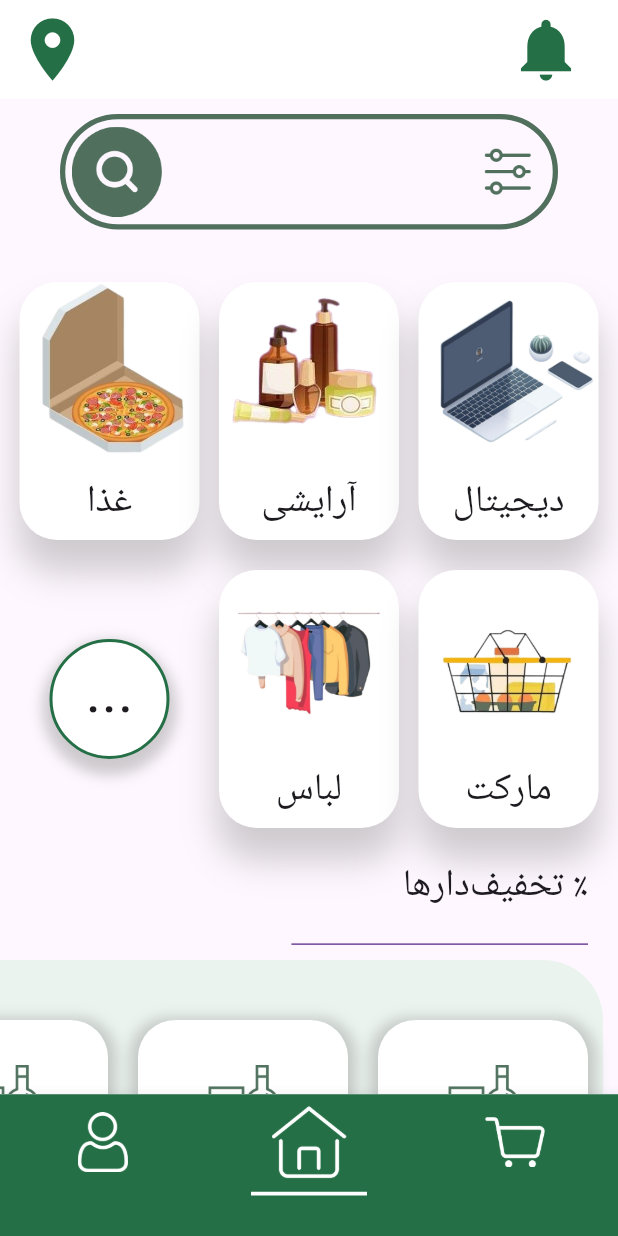
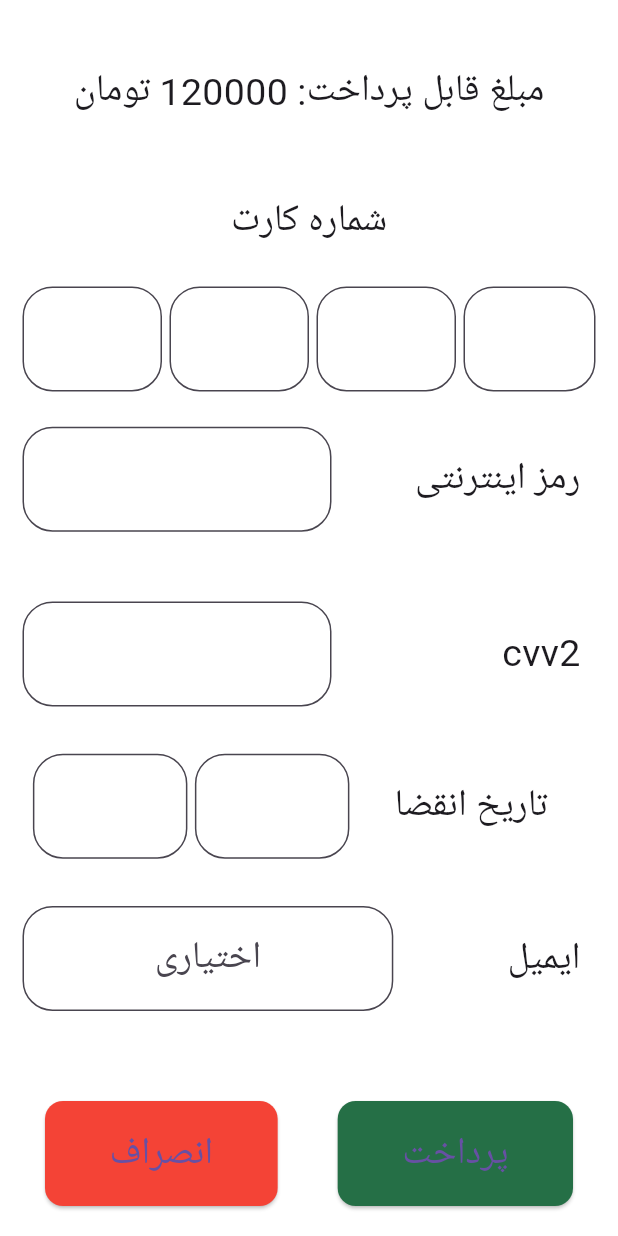
Before and after one commit to MohammadHuseyn/blink, a Flutter app: the screen it shows after launch, on a phone screen of 412 x 824 dp. Run offline on Flutter 3.47's test engine with Material 3 defaults, Android fonts, the phone set to English and light mode, and no system bars; our stand-ins replace flutter_map, flutter_native_splash, latlong2; Roboto replaces fonts that are missing (shabnam).

Commit message:
payment page done / some bug fixed / signup page connected successfully to back

```diff
--- a/lib/global.dart
+++ b/lib/global.dart
@@ -4,8 +4,8 @@ import 'package:blink/classes/store.dart';
 import 'package:http/http.dart' as http;
 
 
-var url ='http://10.0.2.2:8000';
-// var url ='http://192.168.1.3:8000';
+// var url ='http://10.0.2.2:8000';
+var url ='http://192.168.1.3:8000';
 var token = "";
 var tokenbool = false;
 List<Item> card = [];
--- a/lib/main.dart
+++ b/lib/main.dart
@@ -2,6 +2,7 @@ import 'package:blink/pages/Chat.dart';
 import 'package:blink/pages/Home.dart';
 import 'package:blink/pages/Login.dart';
 import 'package:blink/pages/OrderSubmitted.dart';
+import 'package:blink/pages/Payment.dart';
 import 'package:blink/pages/Signup.dart';
 import 'package:flutter/material.dart';
 
@@ -38,6 +39,6 @@ class _MyHomePageState extends State<MyHomePage> {
   @override
   Widget build(BuildContext context) {
     FlutterNativeSplash.remove();
-    return Home();
+    return PaymentPage(sum: "120000",);
   }
 }
--- a/lib/pages/Home.dart
+++ b/lib/pages/Home.dart
@@ -21,10 +21,10 @@ class Home extends StatefulWidget {
 var _currentIndex = 1;
 List<Store> stores = [
   Store(id: "1", name: "baq gilas", longitude: 12554, latitude: 98455),
-  Store(id: "1", name: "baq gilas", longitude: 12554, latitude: 98455),
-  Store(id: "1", name: "baq gilas", longitude: 12554, latitude: 98455),
-  Store(id: "1", name: "baq gilas", longitude: 12554, latitude: 98455),
-  Store(id: "1", name: "baq gilas", longitude: 12554, latitude: 98455)
+  // Store(id: "1", name: "baq gilas", longitude: 12554, latitude: 98455),
+  // Store(id: "1", name: "baq gilas", longitude: 12554, latitude: 98455),
+  // Store(id: "1", name: "baq gilas", longitude: 12554, latitude: 98455),
+  // Store(id: "1", name: "baq gilas", longitude: 12554, latitude: 98455)
 ];
 
 class _HomeState extends State<Home> {
@@ -1137,6 +1137,14 @@ class _HomeState extends State<Home> {
       });
     });
   }
+  sendcart() async {
+    // print("TOKEN" + global.token)
+    var res = global.postRequest(
+        {
+
+        }, "/sendcart/");
+    Map<String, dynamic> data = await res;
+  }
 
   prodcut() {
     return Padding(
--- a/lib/pages/Login.dart
+++ b/lib/pages/Login.dart
@@ -11,12 +11,12 @@ class Login extends StatefulWidget {
   @override
   State<Login> createState() => _LoginState();
 }
+var username = TextEditingController();
+var password = TextEditingController();
 
 class _LoginState extends State<Login> {
   @override
   Widget build(BuildContext context) {
-    TextEditingController? username = new TextEditingController();
-    TextEditingController? password = new TextEditingController();
     return Scaffold(
       bottomNavigationBar: Padding(
         padding: EdgeInsets.symmetric(vertical: 20, horizontal: 20),
--- /dev/null
+++ b/lib/pages/Payment.dart
@@ -0,0 +1,359 @@
+import 'package:flutter/cupertino.dart';
+import 'package:flutter/material.dart';
+
+class PaymentPage extends StatefulWidget {
+  PaymentPage({super.key, required this.sum});
+  String sum;
+
+  @override
+  State<PaymentPage> createState() => _PaymentPageState();
+}
+
+class _PaymentPageState extends State<PaymentPage> {
+  @override
+  Widget build(BuildContext context) {
+    return Scaffold(
+        bottomNavigationBar: Row(
+          mainAxisAlignment: MainAxisAlignment.center,
+          children: [
+            Padding(
+              padding: EdgeInsets.symmetric(vertical: 20, horizontal: 20),
+              child: SizedBox(
+                height: MediaQuery.of(context).size.height * 0.085,
+                child: ElevatedButton(
+                  onPressed: (){},
+                  child:Text("   انصراف   ",
+                    style: TextStyle(
+                      fontSize: 25,
+                    ),),
+                  style: ButtonStyle(
+                      shape: MaterialStateProperty.all<RoundedRectangleBorder>(
+                        RoundedRectangleBorder(
+                          borderRadius: BorderRadius.circular(12),
+                        ),
+                      ),
+                      backgroundColor: MaterialStateColor.resolveWith((states) => Colors.red)
+                  ),
+                ),
+              ),
+            ),
+            Padding(
+              padding: EdgeInsets.symmetric(vertical: 20, horizontal: 20),
+              child: SizedBox(
+                height: MediaQuery.of(context).size.height * 0.085,
+                child: ElevatedButton(
+                  onPressed: (){},
+                  child:Text("   پرداخت   ",
+                    style: TextStyle(
+                      fontSize: 25,
+                    ),),
+                  style: ButtonStyle(
+                      shape: MaterialStateProperty.all<RoundedRectangleBorder>(
+                        RoundedRectangleBorder(
+                          borderRadius: BorderRadius.circular(12),
+                        ),
+                      ),
+                      backgroundColor: MaterialStateColor.resolveWith((states) => Color(0xFF256F46))
+                  ),
+                ),
+              ),
+            ),
+          ],
+        ),
+
+
+        backgroundColor: Colors.white
+        ,
+      // backgroundColor: Colors.red,
+      body: Center(
+        child: SingleChildScrollView(
+          child: Column(
+            // crossAxisAlignment: CrossAxisAlignment.center,
+            mainAxisAlignment: MainAxisAlignment.center,
+            children: [
+              Padding(
+                padding: const EdgeInsets.all(25),
+                child: Text("مبلغ قابل پرداخت: " + widget.sum + " تومان",
+                  textAlign: TextAlign.center,
+                  textDirection: TextDirection.rtl,
+                  style: TextStyle(
+                      fontSize: 25
+                  ),),
+              ),
+              Padding(
+                padding: const EdgeInsets.all(25),
+                child: Text("شماره کارت",
+                style: TextStyle(
+                  fontSize: 25
+                ),),
+              ),
+              Padding(
+                padding: const EdgeInsets.symmetric(horizontal: 10),
+                child: Row(
+                  mainAxisAlignment: MainAxisAlignment.center,
+                  children: [
+                    Expanded(
+                      child: Padding(
+                        padding: const EdgeInsets.only(left: 5),
+                        child: Theme(
+                          data: Theme.of(context).copyWith(splashColor: Colors.transparent),
+                          child: TextField(
+                            keyboardType: TextInputType.number,
+                            style: TextStyle(fontSize: 25),
+                            textAlign: TextAlign.center,
+                            decoration: InputDecoration(
+                                filled: true,
+                                fillColor: Colors.white,
+                                border: OutlineInputBorder(
+                                borderSide: BorderSide(color: Colors.grey),
+                                borderRadius: BorderRadius.circular(20)
+                              )
+                            ),
+                          ),
+                        ),
+                      ),
+                    ),
+                    Expanded(
+                      child: Padding(
+                        padding: const EdgeInsets.only(left: 5),
+                        child: Theme(
+                          data: Theme.of(context).copyWith(splashColor: Colors.transparent),
+                          child: TextField(
+                            keyboardType: TextInputType.number,
+                            style: TextStyle(fontSize: 25),
+                            textAlign: TextAlign.center,
+                            decoration: InputDecoration(
+                                filled: true,
+                                fillColor: Colors.white,
+                                border: OutlineInputBorder(
+                                    borderSide: BorderSide(color: Colors.grey),
+                                    borderRadius: BorderRadius.circular(20)
+                                )
+                            ),
+                          ),
+                        ),
+                      ),
+                    ),
+                    Expanded(
+                      child: Padding(
+                        padding: const EdgeInsets.only(left: 5),
+                        child: Theme(
+                          data: Theme.of(context).copyWith(splashColor: Colors.transparent),
+                          child: TextField(
+                            keyboardType: TextInputType.number,
+                            style: TextStyle(fontSize: 25),
+                            textAlign: TextAlign.center,
+                            decoration: InputDecoration(
+                                filled: true,
+                                fillColor: Colors.white,
+                                border: OutlineInputBorder(
+                                    borderSide: BorderSide(color: Colors.grey),
+                                    borderRadius: BorderRadius.circular(20)
+                                )
+                            ),
+                          ),
+                        ),
+                      ),
+                    ),
+                    Expanded(
+                      child: Padding(
+                        padding: const EdgeInsets.only(left: 5,right: 5),
+                        child: Theme(
+                          data: Theme.of(context).copyWith(splashColor: Colors.transparent),
+                          child: TextField(
+                            keyboardType: TextInputType.number,
+                            style: TextStyle(fontSize: 25),
+                            textAlign: TextAlign.center,
+                            decoration: InputDecoration(
+                                filled: true,
+                                fillColor: Colors.white,
+                                border: OutlineInputBorder(
+                                    borderSide: BorderSide(color: Colors.grey),
+                                    borderRadius: BorderRadius.circular(20)
+                                )
+                            ),
+                          ),
+                        ),
+                      ),
+                    ),
+                  ],
+                ),
+              ),
+              Padding(
+                padding: const EdgeInsets.symmetric(vertical: 15),
+                child: Row(
+                  children: [
+                    Padding(
+                      padding: const EdgeInsets.symmetric(horizontal: 15),
+                      child: Theme(
+                        data: Theme.of(context).copyWith(splashColor: Colors.transparent),
+                        child: SizedBox(
+                          width: MediaQuery.of(context).size.width * 0.5,
+                          child: TextField(
+                            keyboardType: TextInputType.number,
+
+                            style: TextStyle(fontSize: 25),
+                            textAlign: TextAlign.center,
+                            decoration: InputDecoration(
+                                filled: true,
+                                fillColor: Colors.white,
+                                border: OutlineInputBorder(
+                                    borderSide: BorderSide(color: Colors.grey),
+                                    borderRadius: BorderRadius.circular(20)
+                                )
+                            ),
+                          ),
+                        ),
+                      ),
+                    ),
+                    Expanded(child: Container()),
+                    Padding(
+                      padding: const EdgeInsets.all(25),
+                      child: Text("رمز اینترنتی",
+                        style: TextStyle(
+                            fontSize: 25
+                        ),),
+                    ),
+                  ],
+                ),
+              ),
+              Padding(
+                padding: const EdgeInsets.symmetric(vertical: 15),
+                child: Row(
+                  children: [
+                    Padding(
+                      padding: const EdgeInsets.symmetric(horizontal: 15),
+                      child: Theme(
+                        data: Theme.of(context).copyWith(splashColor: Colors.transparent),
+                        child: SizedBox(
+                          width: MediaQuery.of(context).size.width * 0.5,
+                          child: TextField(
+                            keyboardType: TextInputType.number,
+                            style: TextStyle(fontSize: 25),
+                            textAlign: TextAlign.center,
+                            decoration: InputDecoration(
+                                filled: true,
+                                fillColor: Colors.white,
+                                border: OutlineInputBorder(
+                                    borderSide: BorderSide(color: Colors.grey),
+                                    borderRadius: BorderRadius.circular(20)
+                                )
+                            ),
+                          ),
+                        ),
+                      ),
+                    ),
+                    Expanded(child: Container()),
+                    Padding(
+                      padding: const EdgeInsets.all(25),
+                      child: Text("cvv2",
+                        style: TextStyle(
+                            fontSize: 25
+                        ),),
+                    ),
+                  ],
+                ),
+              ),
+              Row(
+                mainAxisAlignment: MainAxisAlignment.center,
+                children: [
+                  Padding(
+                    padding: const EdgeInsets.only(left: 0),
+                    child: Theme(
+                      data: Theme.of(context).copyWith(splashColor: Colors.transparent),
+                      child: SizedBox(
+                        width: MediaQuery.of(context).size.width * 0.25,
+                        child: TextField(
+                          keyboardType: TextInputType.number,
+
+                          style: TextStyle(fontSize: 25),
+                          textAlign: TextAlign.center,
+                          decoration: InputDecoration(
+                              filled: true,
+                              fillColor: Colors.white,
+                              border: OutlineInputBorder(
+                                  borderSide: BorderSide(color: Colors.grey),
+                                  borderRadius: BorderRadius.circular(20)
+                              )
+                          ),
+                        ),
+                      ),
+                    ),
+                  ),
+                  Padding(
+                    padding: const EdgeInsets.only(left: 5,right: 5),
+                    child: Theme(
+                      data: Theme.of(context).copyWith(splashColor: Colors.transparent),
+                      child: SizedBox(
+                        width: MediaQuery.of(context).size.width * 0.25,
+                        child: TextField(
+                          keyboardType: TextInputType.number,
+
+                          style: TextStyle(fontSize: 25),
+                          textAlign: TextAlign.center,
+                          decoration: InputDecoration(
+                              filled: true,
+                              fillColor: Colors.white,
+                              border: OutlineInputBorder(
+                                  borderSide: BorderSide(color: Colors.grey),
+                                  borderRadius: BorderRadius.circular(20)
+                              )
+                          ),
+                        ),
+                      ),
+                    ),
+                  ),
+                  Padding(
+                    padding: const EdgeInsets.all(25),
+                    child: Text("تاریخ انقضا",
+                      style: TextStyle(
+                          fontSize: 25
+                      ),),
+                  ),
+                ],
+              ),
+              Padding(
+                padding: const EdgeInsets.symmetric(vertical: 15),
+                child: Row(
+                  children: [
+                    Padding(
+                      padding: const EdgeInsets.symmetric(horizontal: 15),
+                      child: Theme(
+                        data: Theme.of(context).copyWith(splashColor: Colors.transparent),
+                        child: SizedBox(
+                          width: MediaQuery.of(context).size.width * 0.6,
+                          child: TextField(
+                            keyboardType: TextInputType.emailAddress,
+                            style: TextStyle(fontSize: 25),
+                            textAlign: TextAlign.center,
+                            decoration: InputDecoration(
+                              hintText: "اختیاری",
+                                filled: true,
+                                fillColor: Colors.white,
+                                border: OutlineInputBorder(
+                                    borderSide: BorderSide(color: Colors.grey),
+                                    borderRadius: BorderRadius.circular(20)
+                                )
+                            ),
+                          ),
+                        ),
+                      ),
+                    ),
+                    Expanded(child: Container()),
+                    Padding(
+                      padding: const EdgeInsets.all(25),
+                      child: Text("ایمیل",
+                        style: TextStyle(
+                            fontSize: 25
+                        ),),
+                    ),
+                  ],
+                ),
+              ),
+            ],
+          ),
+        ),
+      )
+    );
+  }
+}
--- a/lib/pages/Signup.dart
+++ b/lib/pages/Signup.dart
@@ -32,7 +32,7 @@ class _SignupState extends State<Signup> {
             onPressed: () {
 
               if (check.text == password.text) {
-                Navigator.push(context, MaterialPageRoute(builder: (context)=>SignupScndPage(userkind: selectedicon,)));
+                Navigator.push(context, MaterialPageRoute(builder: (context)=>SignupScndPage(userkind: selectedicon,username: username, password: password)));
 
 
               }
```
Also changed, not shown: lib/pages/SignupScndPage.dart (+128 -53 lines), 1 other file.
